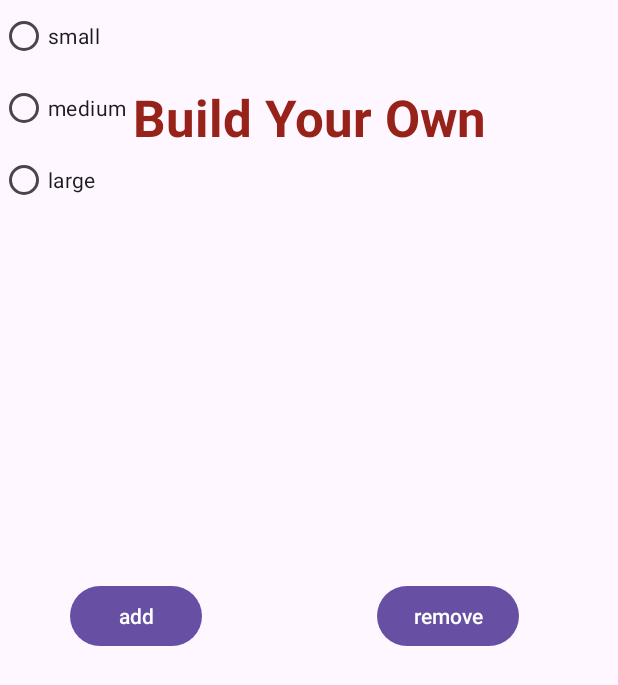
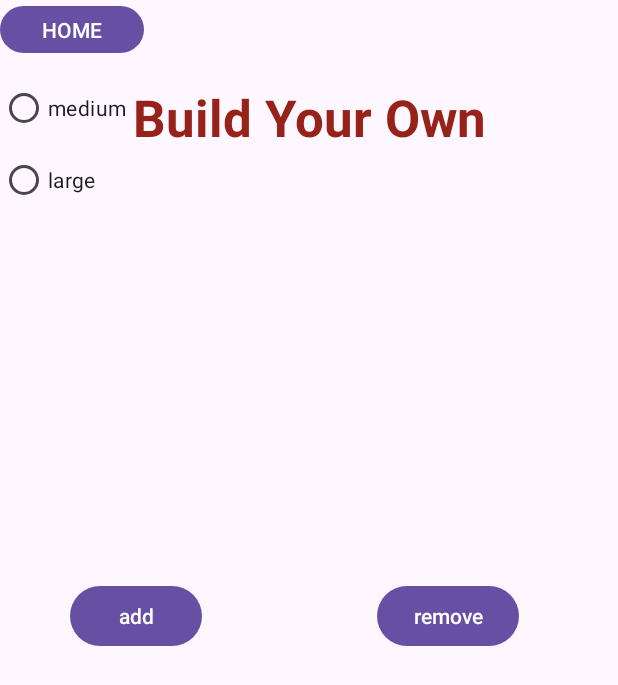
Before and after one commit to deshnadoshi/RUPizzaApp, an Android app: the BuildYourOwnActivity screen opened directly, with no data from a screen before it, on a phone screen of 412 x 824 dp. Shown: the top 685 px of the screen. Run offline under Robolectric (Android 15) with nearby library versions, the phone set to English and light mode, and no system bars.

Commit message:
GUI: Added home button to BYO (pending implementation)

```diff
--- a/app/src/main/res/layout/activity_byo.xml
+++ b/app/src/main/res/layout/activity_byo.xml
@@ -101,4 +101,12 @@
             android:text="large" />
     </RadioGroup>
 
+    <Button
+        android:id="@+id/byoRetHome"
+        android:layout_width="96dp"
+        android:layout_height="39dp"
+        android:text="HOME"
+        tools:layout_editor_absoluteX="6dp"
+        tools:layout_editor_absoluteY="6dp" />
+
 </androidx.constraintlayout.widget.ConstraintLayout>
```
